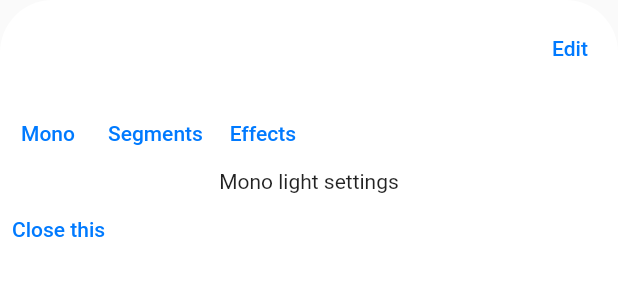
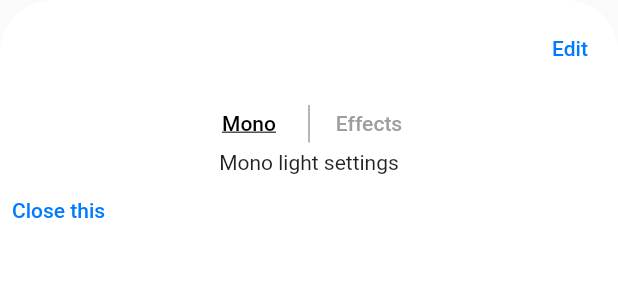
Before and after one commit to Light-Master/LightMaster, a Flutter app: the LightSettingsSheet widget shown alone on an empty page, opened directly with empty values, on a phone screen of 412 x 824 dp. Shown: the top 300 px of the screen. Run offline on Flutter 3.47's test engine with Material 2 defaults, Android fonts, the phone set to English and light mode, and no system bars.

```diff
--- a/light_master_app/lib/widgets/light_settings_sheet.dart
+++ b/light_master_app/lib/widgets/light_settings_sheet.dart
@@ -15,9 +15,13 @@ class LightSettingsSheet extends StatefulWidget {
   State<StatefulWidget> createState() => _LightSettingsSheetState();
 }
 
-enum _LightSourceMode { mono_colour, segmented_colour, effect }
+enum _LightSourceMode { mono_colour, effect_coloring }
 
 class _LightSettingsSheetState extends State<LightSettingsSheet> {
+  final selectedTabStyle =
+      TextStyle(color: Colors.black, decoration: TextDecoration.underline);
+  final unselectedTabStyle = TextStyle(color: Colors.grey);
+
   _LightSourceMode mode = _LightSourceMode.mono_colour;
 
   @override
@@ -27,10 +31,7 @@ class _LightSettingsSheetState extends State<LightSettingsSheet> {
       case _LightSourceMode.mono_colour:
         settingsWidget = MonoLightSettings();
         break;
-      case _LightSourceMode.segmented_colour:
-        settingsWidget = SegmentedLightSettings();
-        break;
-      case _LightSourceMode.effect:
+      case _LightSourceMode.effect_coloring:
         settingsWidget = EffectsLightSettings();
         break;
     }
@@ -47,20 +48,33 @@ class _LightSettingsSheetState extends State<LightSettingsSheet> {
                     topRight: const Radius.circular(35))),
             child: new Column(children: [
               LightSettingsSheetHeader(lightSource: this.widget.lightSource),
-              Row(children: [
-                TextButton(
-                    onPressed: () =>
-                        setState(() => mode = _LightSourceMode.mono_colour),
-                    child: Text("Mono")),
-                TextButton(
-                    onPressed: () => setState(
-                        () => mode = _LightSourceMode.segmented_colour),
-                    child: Text("Segments")),
-                TextButton(
-                    onPressed: () =>
-                        setState(() => mode = _LightSourceMode.effect),
-                    child: Text("Effects"))
-              ]),
+              Container(
+                  height: 35,
+                  child: Row(
+                      mainAxisSize: MainAxisSize.min,
+                      mainAxisAlignment: MainAxisAlignment.spaceBetween,
+                      children: [
+                        TextButton(
+                            onPressed: () => setState(
+                                () => mode = _LightSourceMode.mono_colour),
+                            child: Text("Mono",
+                                style: mode == _LightSourceMode.mono_colour
+                                    ? selectedTabStyle
+                                    : unselectedTabStyle)),
+                        Container(
+                            margin: EdgeInsets.only(top: 5, bottom: 5),
+                            child: VerticalDivider(
+                              thickness: 1,
+                              color: Colors.grey,
+                            )),
+                        TextButton(
+                            onPressed: () => setState(
+                                () => mode = _LightSourceMode.effect_coloring),
+                            child: Text("Effects",
+                                style: mode == _LightSourceMode.effect_coloring
+                                    ? selectedTabStyle
+                                    : unselectedTabStyle))
+                      ])),
               settingsWidget,
               Row(children: [
                 TextButton(
--- a/light_master_app/lib/widgets/light_settings_sheet_header.dart
+++ b/light_master_app/lib/widgets/light_settings_sheet_header.dart
@@ -20,8 +20,7 @@ class _LightSettingsSheetHeaderState extends State<LightSettingsSheetHeader> {
 
   @override
   Widget build(BuildContext context) {
-    final model =
-        this.lightSourceNameController.text = this.widget.lightSource.name;
+    this.lightSourceNameController.text = this.widget.lightSource.name;
 
     return Container(
         height: 65,
--- a/light_master_app/lib/widgets/segmented_light_settings.dart
+++ /dev/null
@@ -1,8 +0,0 @@
-import 'package:flutter/material.dart';
-
-class SegmentedLightSettings extends StatelessWidget {
-  @override
-  Widget build(BuildContext context) {
-    return Text("Segmented light settings");
-  }
-}
```
